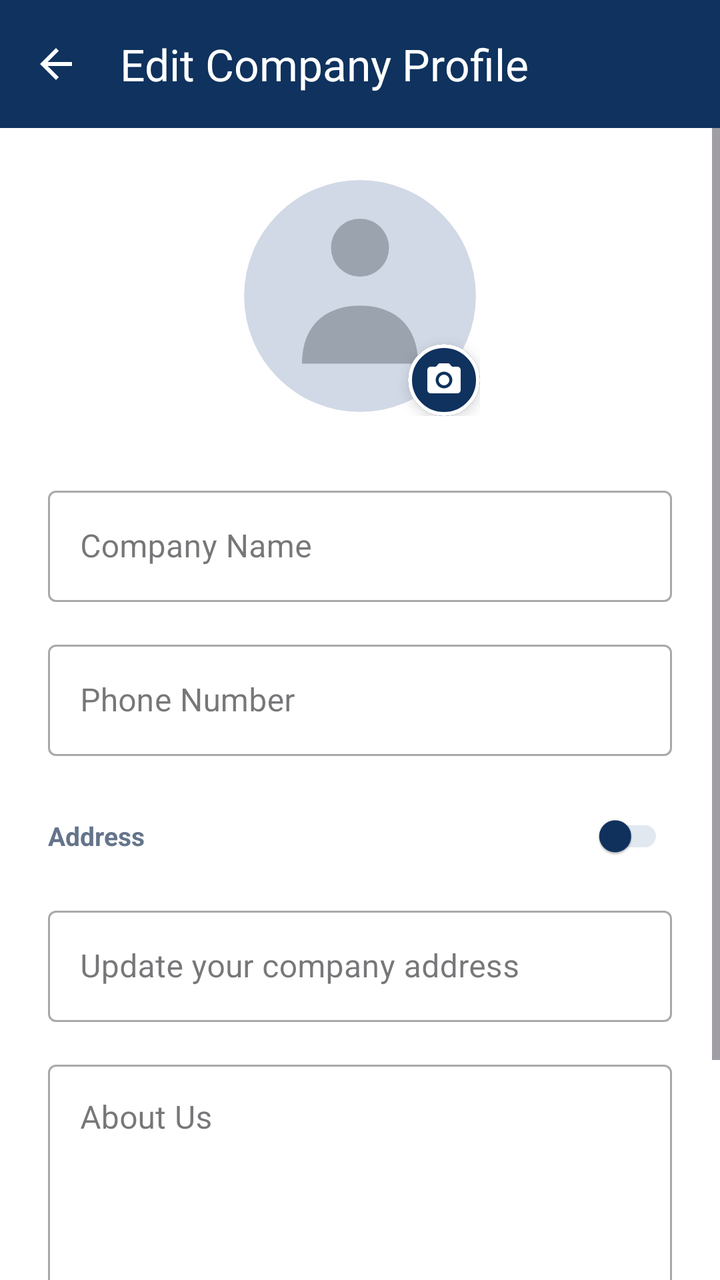
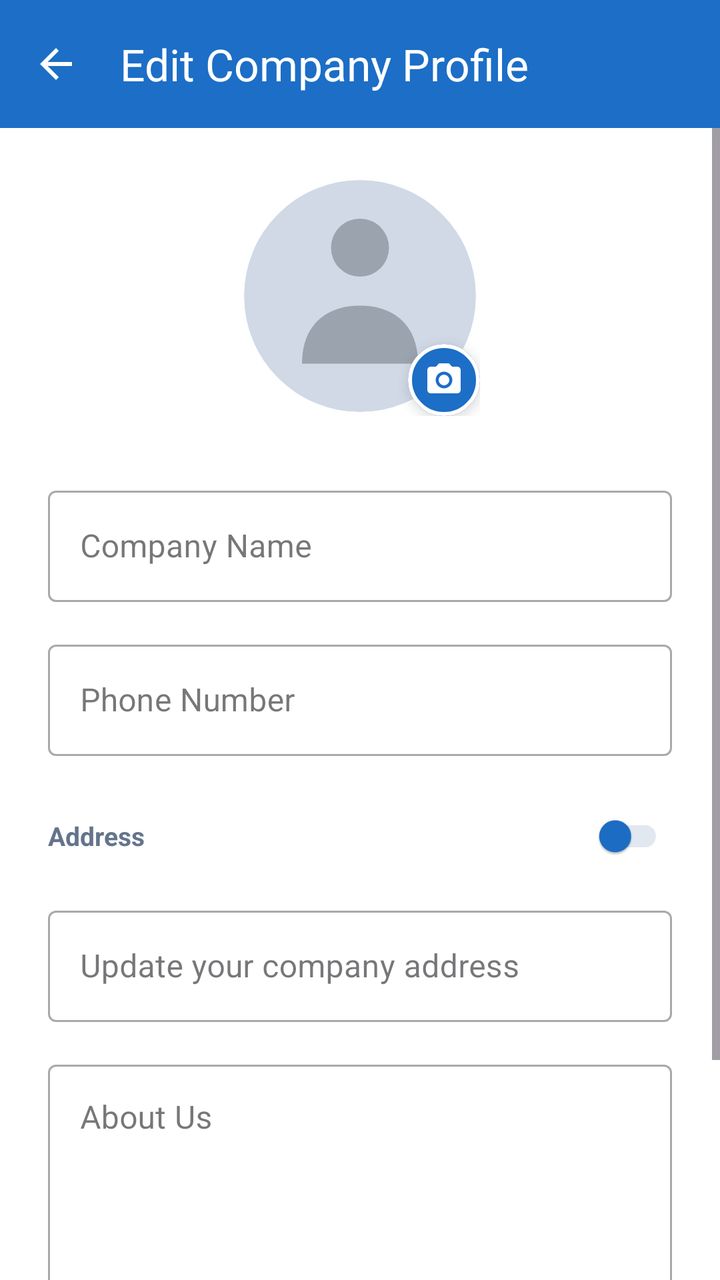

Screens rendered from an Android XML layout before and after an edit, with the pre-edit source and the edit as a unified diff.
<!-- AndroidManifest.xml: application theme Theme.Newtacks -->
<!-- res/layout/activity_company_edit_profile.xml -->
<?xml version="1.0" encoding="utf-8"?>
<LinearLayout xmlns:android="http://schemas.android.com/apk/res/android"
    xmlns:app="http://schemas.android.com/apk/res-auto"
    android:layout_width="match_parent"
    android:layout_height="match_parent"
    android:orientation="vertical"
    android:background="#FFFFFF">

    <androidx.appcompat.widget.Toolbar
        android:id="@+id/toolbar"
        android:layout_width="match_parent"
        android:layout_height="?attr/actionBarSize"
        android:background="#0F325E"
        app:navigationIcon="@drawable/ic_back"
        app:navigationIconTint="#FFFFFF"
        app:title="Edit Company Profile"
        app:titleTextColor="#FFFFFF" />

    <ScrollView
        android:layout_width="match_parent"
        android:layout_height="match_parent"
        android:fillViewport="true">

        <LinearLayout
            android:layout_width="match_parent"
            android:layout_height="wrap_content"
            android:orientation="vertical"
            android:padding="24dp">

            
            <FrameLayout
                android:id="@+id/layoutProfileImage"
                android:layout_width="120dp"
                android:layout_height="120dp"
                android:layout_gravity="center_horizontal"
                android:layout_marginBottom="32dp">

                <com.google.android.material.imageview.ShapeableImageView
                    android:id="@+id/ivProfileImage"
                    android:layout_width="match_parent"
                    android:layout_height="match_parent"
                    android:src="@drawable/ic_person_placeholder"
                    android:padding="2dp"
                    android:background="#F1F5F9"
                    android:scaleType="centerCrop"
                    app:shapeAppearanceOverlay="@style/CircleImage" />

                <com.google.android.material.card.MaterialCardView
                    android:layout_width="36dp"
                    android:layout_height="36dp"
                    android:layout_gravity="bottom|end"
                    app:cardCornerRadius="18dp"
                    app:cardElevation="4dp"
                    app:cardBackgroundColor="#0F325E"
                    app:strokeWidth="2dp"
                    app:strokeColor="#FFFFFF">
                    <ImageView
                        android:layout_width="20dp"
                        android:layout_height="20dp"
                        android:layout_gravity="center"
                        android:src="@drawable/ic_camera"
                        app:tint="#FFFFFF" />
                </com.google.android.material.card.MaterialCardView>
            </FrameLayout>

            <com.google.android.material.textfield.TextInputLayout
                android:layout_width="match_parent"
                android:layout_height="wrap_content"
                android:hint="Company Name"
                style="@style/Widget.MaterialComponents.TextInputLayout.OutlinedBox"
                android:layout_marginBottom="16dp">
                <com.google.android.material.textfield.TextInputEditText
                    android:id="@+id/etName"
                    android:layout_width="match_parent"
                    android:layout_height="wrap_content" />
            </com.google.android.material.textfield.TextInputLayout>

            <com.google.android.material.textfield.TextInputLayout
                android:layout_width="match_parent"
                android:layout_height="wrap_content"
                android:hint="Phone Number"
                style="@style/Widget.MaterialComponents.TextInputLayout.OutlinedBox"
                android:layout_marginBottom="16dp">
                <com.google.android.material.textfield.TextInputEditText
                    android:id="@+id/etPhone"
                    android:layout_width="match_parent"
                    android:layout_height="wrap_content"
                    android:inputType="phone" />
            </com.google.android.material.textfield.TextInputLayout>

            <LinearLayout
                android:layout_width="match_parent"
                android:layout_height="wrap_content"
                android:orientation="horizontal"
                android:gravity="center_vertical"
                android:layout_marginBottom="8dp">
                <TextView
                    android:layout_width="0dp"
                    android:layout_height="wrap_content"
                    android:layout_weight="1"
                    android:text="Address"
                    android:textColor="#64748B"
                    android:textSize="13sp"
                    android:textStyle="bold" />
                <com.google.android.material.switchmaterial.SwitchMaterial
                    android:id="@+id/switchRealTimeLocation"
                    android:layout_width="wrap_content"
                    android:layout_height="wrap_content"
                    android:scaleX="0.8"
                    android:scaleY="0.8"
                    app:thumbTint="#0F325E"
                    app:trackTint="#E2E8F0" />
            </LinearLayout>

            <com.google.android.material.textfield.TextInputLayout
                android:layout_width="match_parent"
                android:layout_height="wrap_content"
                style="@style/Widget.MaterialComponents.TextInputLayout.OutlinedBox"
                android:layout_marginBottom="16dp">
                <com.google.android.material.textfield.TextInputEditText
                    android:id="@+id/etAddress"
                    android:layout_width="match_parent"
                    android:layout_height="wrap_content"
                    android:hint="Update your company address" />
            </com.google.android.material.textfield.TextInputLayout>

            <com.google.android.material.textfield.TextInputLayout
                android:layout_width="match_parent"
                android:layout_height="wrap_content"
                android:hint="About Us"
                style="@style/Widget.MaterialComponents.TextInputLayout.OutlinedBox"
                android:layout_marginBottom="32dp">
                <com.google.android.material.textfield.TextInputEditText
                    android:id="@+id/etAbout"
                    android:layout_width="match_parent"
                    android:layout_height="wrap_content"
                    android:gravity="top"
                    android:inputType="textMultiLine"
                    android:minLines="5" />
            </com.google.android.material.textfield.TextInputLayout>

            <com.google.android.material.button.MaterialButton
                android:id="@+id/btnSave"
                android:layout_width="match_parent"
                android:layout_height="56dp"
                android:text="Save Changes"
                app:cornerRadius="12dp"
                app:backgroundTint="#0F325E" />

        </LinearLayout>
    </ScrollView>

    <FrameLayout
        android:id="@+id/loadingOverlay"
        android:layout_width="match_parent"
        android:layout_height="match_parent"
        android:background="#80000000"
        android:visibility="gone"
        android:clickable="true"
        android:focusable="true">
        <ProgressBar
            android:layout_width="wrap_content"
            android:layout_height="wrap_content"
            android:layout_gravity="center"
            android:indeterminateTint="#FFFFFF" />
    </FrameLayout>

</LinearLayout>
<!-- resources referenced by this layout -->
<resources>
  <!-- drawable ic_back (drawable) -->
  <?xml version="1.0" encoding="utf-8"?>
  <vector xmlns:android="http://schemas.android.com/apk/res/android"
      android:width="24dp"
      android:height="24dp"
      android:viewportWidth="24"
      android:viewportHeight="24">
      <path
          android:fillColor="#FFFFFF"
          android:pathData="M20,11H7.83l5.59,-5.59L12,4l-8,8 8,8 1.41,-1.41L7.83,13H20v-2z"/>
  </vector>
  <!-- drawable ic_camera (drawable) -->
  <vector xmlns:android="http://schemas.android.com/apk/res/android"
      android:width="24dp"
      android:height="24dp"
      android:viewportWidth="24"
      android:viewportHeight="24">
      <path
          android:fillColor="#000000"
          android:pathData="M12,12m-3.2,0a3.2,3.2 0,1 1,6.4 0a3.2,3.2 0,1 1,-6.4 0" />
      <path
          android:fillColor="#000000"
          android:pathData="M9,2L7.17,4H4c-1.1,0 -2,0.9 -2,2v12c0,1.1 0.9,2 2,2h16c1.1,0 2,-0.9 2,-2V6c0,-1.1 -0.9,-2 -2,-2h-3.17L15,2H9zm3,15c-2.76,0 -5,-2.24 -5,-5s2.24,-5 5,-5s5,2.24 5,5s-2.24,5 -5,5z" />
  </vector>
  <!-- drawable ic_person_placeholder (drawable) -->
  <?xml version="1.0" encoding="utf-8"?>
  <vector xmlns:android="http://schemas.android.com/apk/res/android"
      android:width="48dp"
      android:height="48dp"
      android:viewportWidth="48"
      android:viewportHeight="48">
  
      
      <path
          android:fillColor="#D1D9E6"
          android:pathData="M24,24m-24,0a24,24 0,1 1,48 0a24,24 0,1 1,-48 0" />
  
      
      <path
          android:fillColor="#9BA3AF"
          android:pathData="M24,14m-6,0a6,6 0,1 1,12 0a6,6 0,1 1,-12 0" />
  
      
      <path
          android:fillColor="#9BA3AF"
          android:pathData="M12,38 C12,30 17,26 24,26 C31,26 36,30 36,38 Z" />
  
  </vector>
  <style name="CircleImage" parent="">
          <item name="cornerFamily">rounded</item>
          <item name="cornerSize">50%</item>
      </style>
  <style name="Theme.Newtacks" parent="Base.Theme.Newtacks" />
  <style name="Base.Theme.Newtacks" parent="Theme.Material3.DayNight.NoActionBar">
          <item name="colorPrimary">#004A99</item>
          <item name="colorPrimaryContainer">#004A99</item>
          <item name="colorOnPrimary">#FFFFFF</item>
          <item name="colorSecondary">#004A99</item>
          <item name="colorOnSecondary">#FFFFFF</item>
          <item name="colorTertiary">#004A99</item>
          <item name="colorSecondaryContainer">#EBF2FF</item>
          <item name="colorOnSecondaryContainer">#004A99</item>
          <item name="android:statusBarColor">#004A99</item>
          <item name="android:navigationBarColor">#FFFFFF</item>
          <item name="android:windowLightStatusBar" tools:targetApi="m">false</item>
      </style>
</resources>

<!-- the commit's change to res/layout/activity_company_edit_profile.xml (unified diff, before → after) -->
@@ -1,16 +1,24 @@
 <?xml version="1.0" encoding="utf-8"?>
 <LinearLayout xmlns:android="http://schemas.android.com/apk/res/android"
     xmlns:app="http://schemas.android.com/apk/res-auto"
+    android:id="@+id/companyEditProfileRoot"
     android:layout_width="match_parent"
     android:layout_height="match_parent"
     android:orientation="vertical"
     android:background="#FFFFFF">
 
+    
+    <View
+        android:id="@+id/statusBarSpacer"
+        android:layout_width="match_parent"
+        android:layout_height="0dp"
+        android:background="#1C6EC6" />
+
     <androidx.appcompat.widget.Toolbar
         android:id="@+id/toolbar"
         android:layout_width="match_parent"
         android:layout_height="?attr/actionBarSize"
-        android:background="#0F325E"
+        android:background="#1C6EC6"
         app:navigationIcon="@drawable/ic_back"
         app:navigationIconTint="#FFFFFF"
         app:title="Edit Company Profile"
@@ -51,7 +59,7 @@
                     android:layout_gravity="bottom|end"
                     app:cardCornerRadius="18dp"
                     app:cardElevation="4dp"
-                    app:cardBackgroundColor="#0F325E"
+                    app:cardBackgroundColor="#1C6EC6"
                     app:strokeWidth="2dp"
                     app:strokeColor="#FFFFFF">
                     <ImageView
@@ -108,7 +116,7 @@
                     android:layout_height="wrap_content"
                     android:scaleX="0.8"
                     android:scaleY="0.8"
-                    app:thumbTint="#0F325E"
+                    app:thumbTint="#1C6EC6"
                     app:trackTint="#E2E8F0" />
             </LinearLayout>
 
@@ -145,7 +153,7 @@
                 android:layout_height="56dp"
                 android:text="Save Changes"
                 app:cornerRadius="12dp"
-                app:backgroundTint="#0F325E" />
+                app:backgroundTint="#1C6EC6" />
 
         </LinearLayout>
     </ScrollView>
<!-- resource entries referenced after the edit -->
@@ -48,7 +48,7 @@
           android:pathData="M12,38 C12,30 17,26 24,26 C31,26 36,30 36,38 Z" />
   
   </vector>
-  <style name="CircleImage" parent="">
+  <style name="CircleImage">
           <item name="cornerFamily">rounded</item>
           <item name="cornerSize">50%</item>
       </style>
